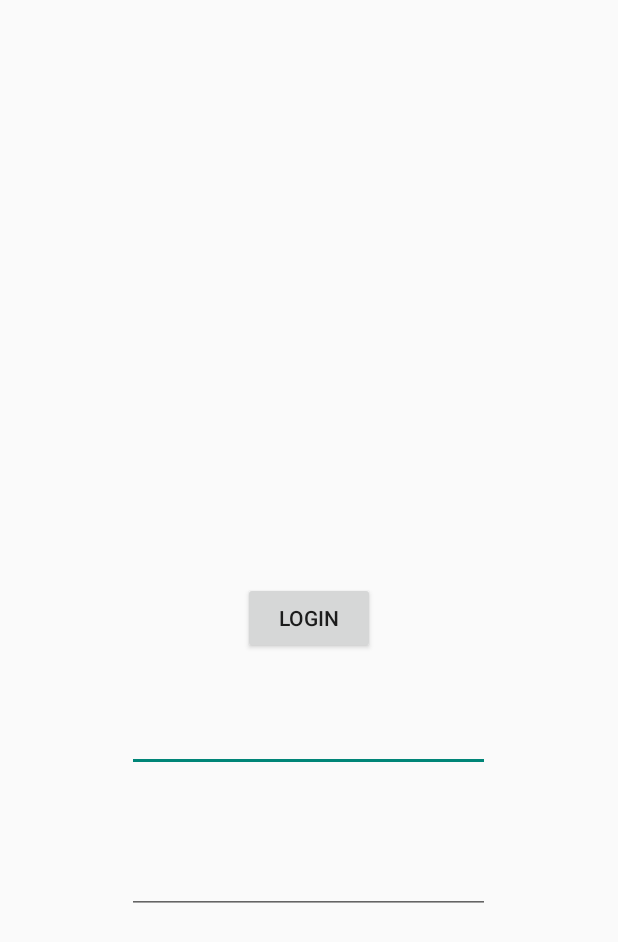
After one commit to FelixWinchester/_MentalHealth, an Android app built with Jetpack Compose: the layout activity_login.xml on its own in the app's theme, with its tools: preview values and no code run, on a phone screen of 412 x 824 dp. The commit adds this screen. Shown: the top 942 px of the screen. Run offline under Robolectric (Android 15) with nearby library versions, the phone set to English and light mode, and no system bars.

Commit message:
main and login logic added

```diff
--- /dev/null
+++ b/second_try/app/src/main/res/layout/activity_login.xml
@@ -0,0 +1,43 @@
+<?xml version="1.0" encoding="utf-8"?>
+<androidx.constraintlayout.widget.ConstraintLayout xmlns:android="http://schemas.android.com/apk/res/android"
+    xmlns:app="http://schemas.android.com/apk/res-auto"
+    xmlns:tools="http://schemas.android.com/tools"
+    android:id="@+id/main"
+    android:layout_width="match_parent"
+    android:layout_height="match_parent"
+    tools:context=".LoginActivity">
+
+
+    <EditText
+        android:id="@+id/emailEditText"
+        android:layout_width="242dp"
+        android:layout_height="50dp"
+        app:layout_constraintBottom_toBottomOf="parent"
+        app:layout_constraintEnd_toEndOf="parent"
+        app:layout_constraintHorizontal_bias="0.497"
+        app:layout_constraintStart_toStartOf="parent"
+        app:layout_constraintTop_toTopOf="parent"
+        app:layout_constraintVertical_bias="0.6" />
+
+
+    <EditText
+        android:id="@+id/passwordEditText"
+        android:layout_width="242dp"
+        android:layout_height="50dp"
+        app:layout_constraintBottom_toBottomOf="parent"
+        app:layout_constraintEnd_toEndOf="parent"
+        app:layout_constraintHorizontal_bias="0.497"
+        app:layout_constraintStart_toStartOf="parent"
+        app:layout_constraintTop_toTopOf="parent"
+        app:layout_constraintVertical_bias="0.723" />
+
+    <Button
+        android:id="@+id/loginBtn"
+        android:layout_width="wrap_content"
+        android:layout_height="wrap_content"
+        android:text="Login"
+        app:layout_constraintTop_toTopOf="parent"
+        app:layout_constraintStart_toStartOf="parent"
+        app:layout_constraintEnd_toEndOf="parent"
+        app:layout_constraintBottom_toBottomOf="parent"/>
+</androidx.constraintlayout.widget.ConstraintLayout>
--- a/second_try/app/src/main/res/layout/activity_register.xml
+++ b/second_try/app/src/main/res/layout/activity_register.xml
@@ -7,4 +7,7 @@
     android:layout_height="match_parent"
     tools:context=".RegisterActivity">
 
+
+
+
 </androidx.constraintlayout.widget.ConstraintLayout>
```
Also changed, not shown: second_try/app/src/main/java/com/example/second_try/LoginActivity.kt (added, +53 -0 lines), second_try/app/src/main/java/com/example/second_try/RegisterActivity.kt (+10 -0 lines).
